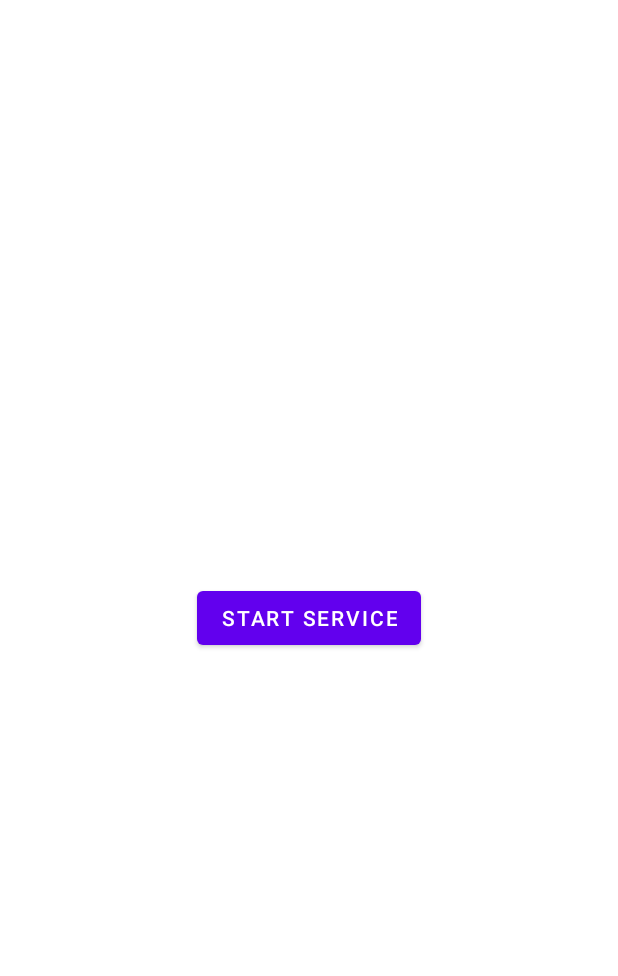
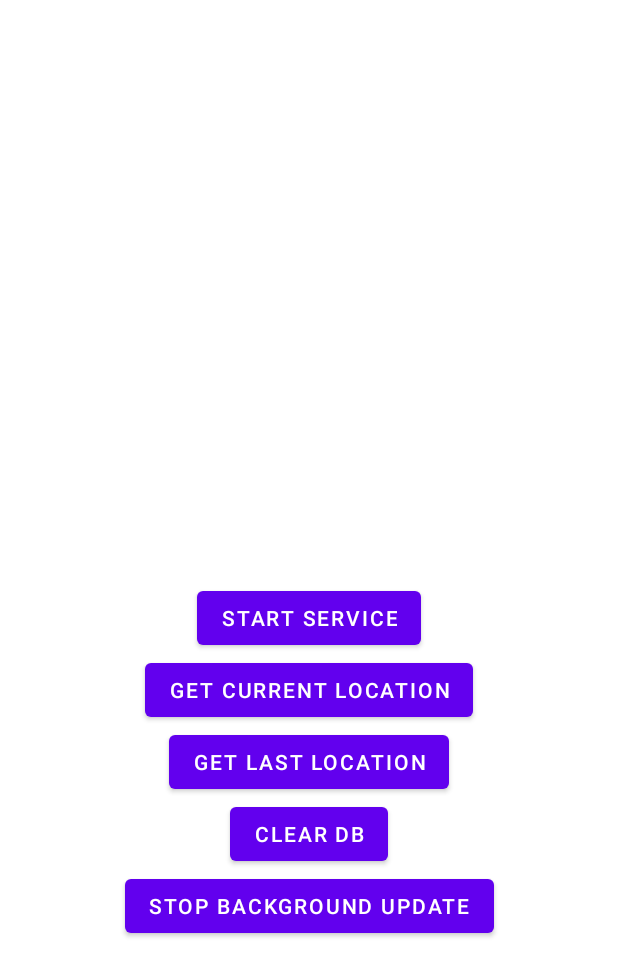
Before and after one commit to alyssaharvey3/Android-advanced-location, an Android app: the layout activity_main.xml on its own in the app's theme, with its tools: preview values and no code run, on a phone screen of 412 x 824 dp. Shown: the top 976 px of the screen. Run offline under Robolectric (Android 15) with nearby library versions, the phone set to English and light mode, and no system bars.

Commit message:
-added function button -tested -writed clearDB function

```diff
--- a/advancedlocationlibrary/src/main/java/com/huawei/hms/advancedlocationlibrary/managers/ActivityManager.kt
+++ b/advancedlocationlibrary/src/main/java/com/huawei/hms/advancedlocationlibrary/managers/ActivityManager.kt
@@ -1,12 +1,12 @@
 package com.huawei.hms.advancedlocationlibrary.managers
 
+import android.annotation.SuppressLint
 import android.app.PendingIntent
 import android.content.Context
 import android.content.Intent
 import android.util.Log
 import com.huawei.hms.advancedlocationlibrary.AdvancedLocation.Companion.mActivityTypeDatabase
 import com.huawei.hms.advancedlocationlibrary.data.UpdateInterval
-import com.huawei.hms.advancedlocationlibrary.data.model.enums.ActivityType
 import com.huawei.hms.advancedlocationlibrary.database.dto.ActivityTypeDto
 import com.huawei.hms.advancedlocationlibrary.receivers.ActivityBroadcastReceiver
 import com.huawei.hms.advancedlocationlibrary.utils.AdvancedLocationException
@@ -27,6 +27,7 @@ internal class ActivityManager(private val context: Context) {
 
     private val mActivityIdentificationService = ActivityIdentification.getService(context)
 
+    @SuppressLint("UnspecifiedImmutableFlag")
     @JvmName("getPendingIntent2")
     private fun getPendingIntent(
         action: String = ActivityBroadcastReceiver.ACTION_PROCESS_ACTIVITY
--- a/app/src/main/res/layout/activity_main.xml
+++ b/app/src/main/res/layout/activity_main.xml
@@ -16,5 +16,36 @@
         app:layout_constraintStart_toStartOf="parent"
         app:layout_constraintTop_toTopOf="parent" />
 
-
+    <Button
+        android:id="@+id/buttonGetCurrentLocation"
+        android:layout_width="wrap_content"
+        android:layout_height="wrap_content"
+        android:text="Get Current Location"
+        app:layout_constraintTop_toBottomOf="@+id/buttonStartService"
+        app:layout_constraintEnd_toEndOf="parent"
+        app:layout_constraintStart_toStartOf="parent" />
+    <Button
+        android:id="@+id/buttonGetLastLocation"
+        android:layout_width="wrap_content"
+        android:layout_height="wrap_content"
+        android:text="Get Last Location"
+        app:layout_constraintTop_toBottomOf="@+id/buttonGetCurrentLocation"
+        app:layout_constraintEnd_toEndOf="parent"
+        app:layout_constraintStart_toStartOf="parent" />
+    <Button
+        android:id="@+id/buttonClearDB"
+        android:layout_width="wrap_content"
+        android:layout_height="wrap_content"
+        android:text="Clear DB"
+        app:layout_constraintTop_toBottomOf="@+id/buttonGetLastLocation"
+        app:layout_constraintEnd_toEndOf="parent"
+        app:layout_constraintStart_toStartOf="parent" />
+    <Button
+        android:id="@+id/buttonStopUpdate"
+        android:layout_width="wrap_content"
+        android:layout_height="wrap_content"
+        android:text="Stop Background Update"
+        app:layout_constraintTop_toBottomOf="@+id/buttonClearDB"
+        app:layout_constraintEnd_toEndOf="parent"
+        app:layout_constraintStart_toStartOf="parent" />
 </androidx.constraintlayout.widget.ConstraintLayout>
```
Also changed, not shown: advancedlocationlibrary/src/main/java/com/huawei/hms/advancedlocationlibrary/AdvancedLocation.kt (+10 -4 lines), advancedlocationlibrary/src/main/java/com/huawei/hms/advancedlocationlibrary/services/LocationService.kt (+7 -0 lines), app/src/main/AndroidManifest.xml (+9 -1 lines), app/src/main/java/com/huawei/hms/advancedlocation/MainActivity.kt (+35 -7 lines).
